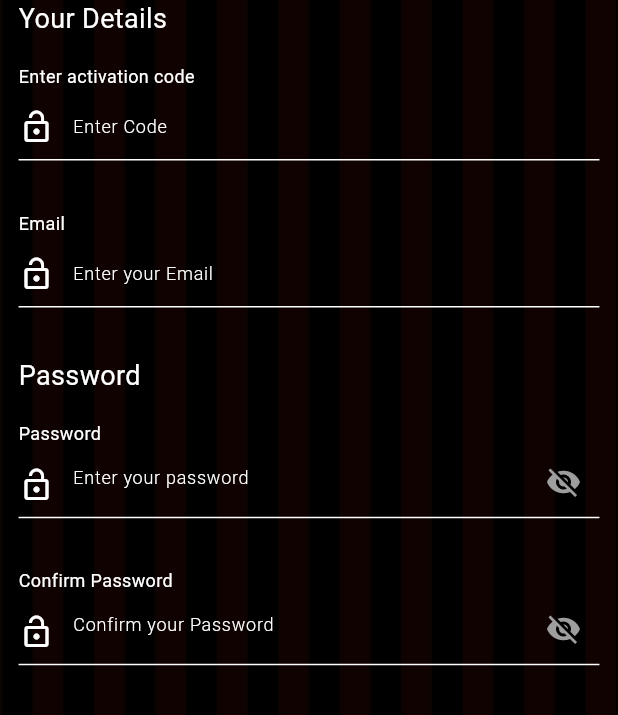
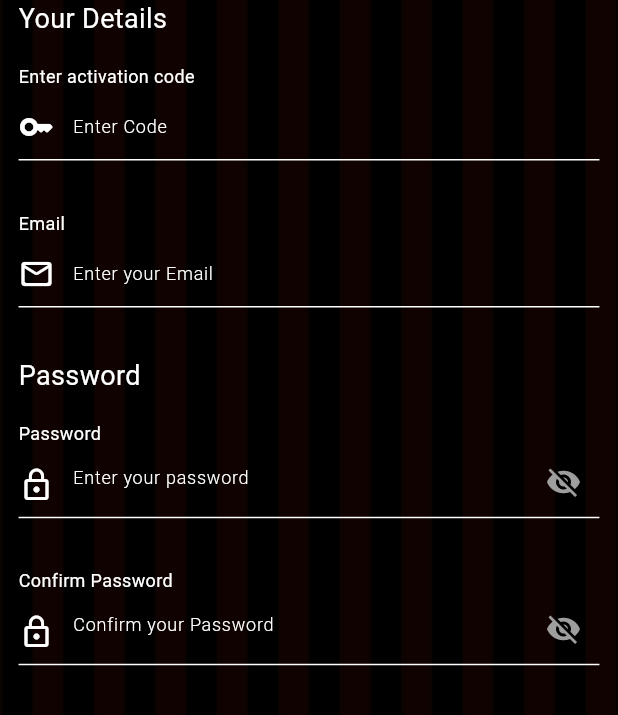
Before and after one commit to sumanghimire00/task, a Flutter app: the SignupScreen screen opened directly, on a phone screen of 412 x 824 dp. Shown: the part 341-1056 px from the top of the screen. Run offline on Flutter 3.47's test engine with Material 3 defaults, Android fonts, the phone set to English and light mode, and no system bars.

Commit message:
changes on prefix icon of textfield

```diff
--- a/lib/screens/auth_screens/sign_up_screen.dart
+++ b/lib/screens/auth_screens/sign_up_screen.dart
@@ -170,7 +170,7 @@ class _SignupScreenState extends State<SignupScreen> {
 
         const InputTextField(
           hintText: "Enter Code",
-          prefixicon: Icons.lock_open,
+          prefixicon: Icons.key_rounded,
         ),
         SizedBox(
           height: height * 0.04,
@@ -186,7 +186,7 @@ class _SignupScreenState extends State<SignupScreen> {
 
         const InputTextField(
           hintText: "Enter your Email",
-          prefixicon: Icons.lock_open,
+          prefixicon: Icons.mail_outline_rounded,
         ),
       ],
     );
@@ -219,7 +219,7 @@ class _SignupScreenState extends State<SignupScreen> {
         const InputTextField(
           type: TextFieldType.Password,
           hintText: "Enter your password",
-          prefixicon: Icons.lock_open,
+          prefixicon: Icons.lock_outline,
         ),
         SizedBox(
           height: height * 0.04,
@@ -235,7 +235,7 @@ class _SignupScreenState extends State<SignupScreen> {
         const InputTextField(
           type: TextFieldType.Password,
           hintText: "Confirm your Password",
-          prefixicon: Icons.lock_open,
+          prefixicon: Icons.lock_outline,
         ),
       ],
     );
```
